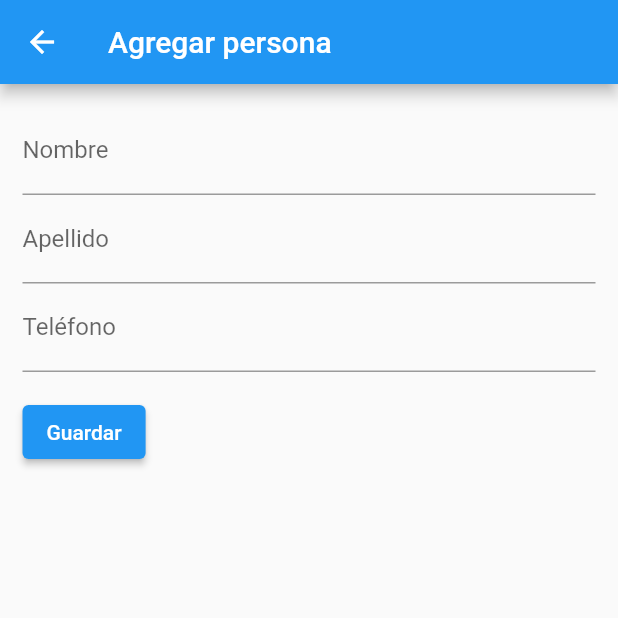
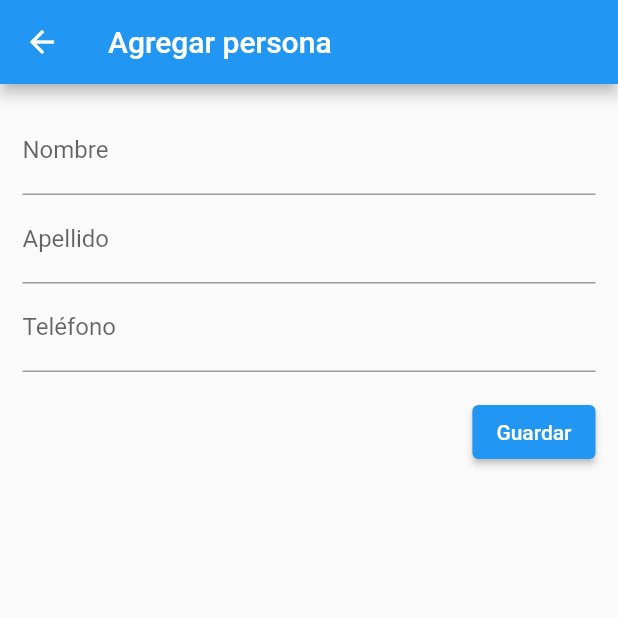
Before and after one commit to andrusio/sala_ensayo, a Flutter app: the PersonaCRUD screen opened directly, on a phone screen of 412 x 824 dp, the top half of it. Run offline on Flutter 3.47's test engine with Material 2 defaults, Android fonts, the phone set to English and light mode, and no system bars.

Commit message:
crud completo de persona, falta mostrar response de la api

```diff
--- a/lib/pages/persona_crud.dart
+++ b/lib/pages/persona_crud.dart
@@ -37,8 +37,18 @@ class FormPersona extends StatefulWidget {
 
 class FormPersonaState extends State<FormPersona> {
   final _formKey = GlobalKey<FormState>();
+  final TextEditingController nombreController = TextEditingController();
+  final TextEditingController apellidoController = TextEditingController();
+  final TextEditingController telefonoController = TextEditingController();
+
   @override
   Widget build(BuildContext context) {
+    nombreController.text = widget.persona.nombre ?? '';
+    apellidoController.text = widget.persona.apellido ?? '';
+    telefonoController.text = widget.persona.telefono != null
+        ? widget.persona.telefono.toString()
+        : '';
+
     return Form(
       key: _formKey,
       child: Padding(
@@ -51,7 +61,7 @@ class FormPersonaState extends State<FormPersona> {
                 border: UnderlineInputBorder(),
                 labelText: 'Nombre',
               ),
-              initialValue: widget.persona.nombre,
+              //initialValue: widget.persona.nombre,
               //onFieldSubmitted: //aca
               validator: (value) {
                 if (value == null || value.isEmpty) {
@@ -59,19 +69,20 @@ class FormPersonaState extends State<FormPersona> {
                 }
                 return null;
               },
+              controller: nombreController,
             ),
             TextFormField(
               decoration: const InputDecoration(
                 border: UnderlineInputBorder(),
                 labelText: 'Apellido',
               ),
-              initialValue: widget.persona.apellido,
               validator: (value) {
                 if (value == null || value.isEmpty) {
                   return 'No puede estar vacio';
                 }
                 return null;
               },
+              controller: apellidoController,
             ),
             TextFormField(
               decoration: const InputDecoration(
@@ -79,33 +90,79 @@ class FormPersonaState extends State<FormPersona> {
                 labelText: 'Teléfono',
               ),
               keyboardType: TextInputType.number,
-              initialValue: widget.persona.telefono != null
-                  ? widget.persona.telefono.toString()
-                  : '',
               validator: (value) {
                 if (value == null || value.isEmpty) {
                   return 'No puede estar vacio';
                 }
                 return null;
               },
+              controller: telefonoController,
             ),
-            Padding(
-              padding: const EdgeInsets.symmetric(vertical: 16.0),
-              child: ElevatedButton(
-                onPressed: () {
-                  // Validate returns true if the form is valid, or false otherwise.
-                  if (_formKey.currentState!.validate()) {
-                    ScaffoldMessenger.of(context).showSnackBar(
-                      const SnackBar(content: Text('Procesando...')),
-                    );
-                  }
-                },
-                child: const Text('Guardar'),
-              ),
-            ),
+            botonera(),
           ],
         ),
       ),
     );
   }
+
+  Widget botonera() {
+    return Padding(
+      padding: const EdgeInsets.symmetric(vertical: 16.0),
+      child: Row(
+        mainAxisAlignment: MainAxisAlignment.end,
+        children: [
+          if (widget.persona.id != null) ...[
+            ElevatedButton(
+              style: ElevatedButton.styleFrom(primary: Colors.red),
+              onPressed: () {
+                if (_formKey.currentState!.validate()) {
+                  setState(() {
+                    dynamic respuesta = eliminarPersona(widget.persona.id!);
+                    ScaffoldMessenger.of(context).showSnackBar(SnackBar(
+                      content: Text(respuesta.toString()),
+                    ));
+                  });
+                }
+              },
+              child: const Text('Eliminar'),
+            ),
+            const SizedBox(width: 25),
+            ElevatedButton(
+              onPressed: () {
+                if (_formKey.currentState!.validate()) {
+                  setState(() {
+                    dynamic respuesta = modificarPersona(
+                        widget.persona.id!,
+                        nombreController.text,
+                        apellidoController.text,
+                        telefonoController.text);
+                    ScaffoldMessenger.of(context).showSnackBar(SnackBar(
+                      content: Text(respuesta.toString()),
+                    ));
+                  });
+                }
+              },
+              child: const Text('Editar'),
+            ),
+          ],
+          if (widget.persona.id == null) ...[
+            ElevatedButton(
+              onPressed: () {
+                if (_formKey.currentState!.validate()) {
+                  setState(() {
+                    dynamic respuesta = crearPersona(nombreController.text,
+                        apellidoController.text, telefonoController.text);
+                    ScaffoldMessenger.of(context).showSnackBar(SnackBar(
+                      content: Text(respuesta.toString()),
+                    ));
+                  });
+                }
+              },
+              child: const Text('Guardar'),
+            ),
+          ],
+        ],
+      ),
+    );
+  }
 }
```
Also changed, not shown: lib/models/persona.dart (+70 -0 lines).
